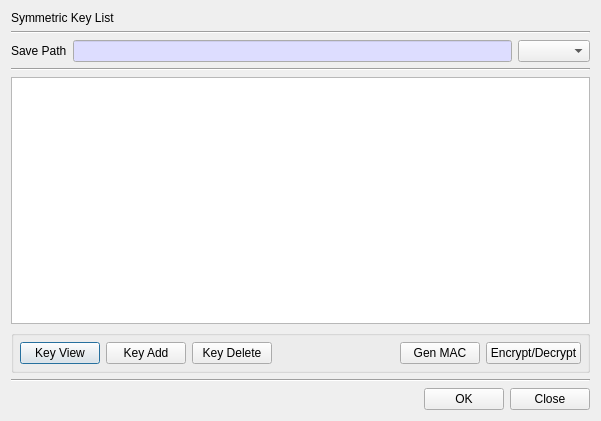
This is BerEditor/key_list_dlg.ui in jykim74/BerEditor as Qt 5 draws it before an edit. The edited form follows.
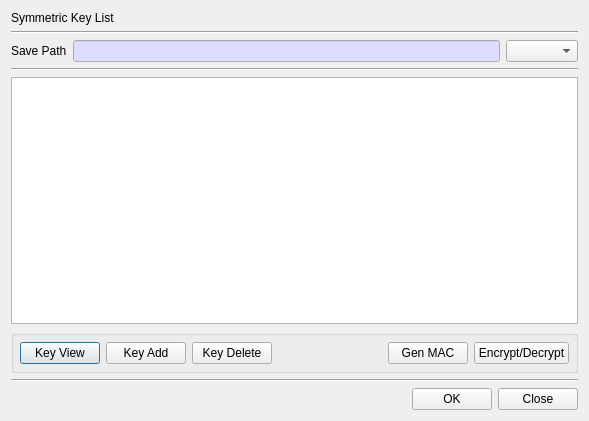
This is the edited form.

```diff
--- a/BerEditor/key_list_dlg.ui
+++ b/BerEditor/key_list_dlg.ui
@@ -6,7 +6,7 @@
    <rect>
     <x>0</x>
     <y>0</y>
-    <width>601</width>
+    <width>589</width>
     <height>421</height>
    </rect>
   </property>
@@ -87,7 +87,7 @@
     <widget class="QTableWidget" name="mKeyTable">
      <property name="minimumSize">
       <size>
-       <width>500</width>
+       <width>560</width>
        <height>160</height>
       </size>
      </property>
```
